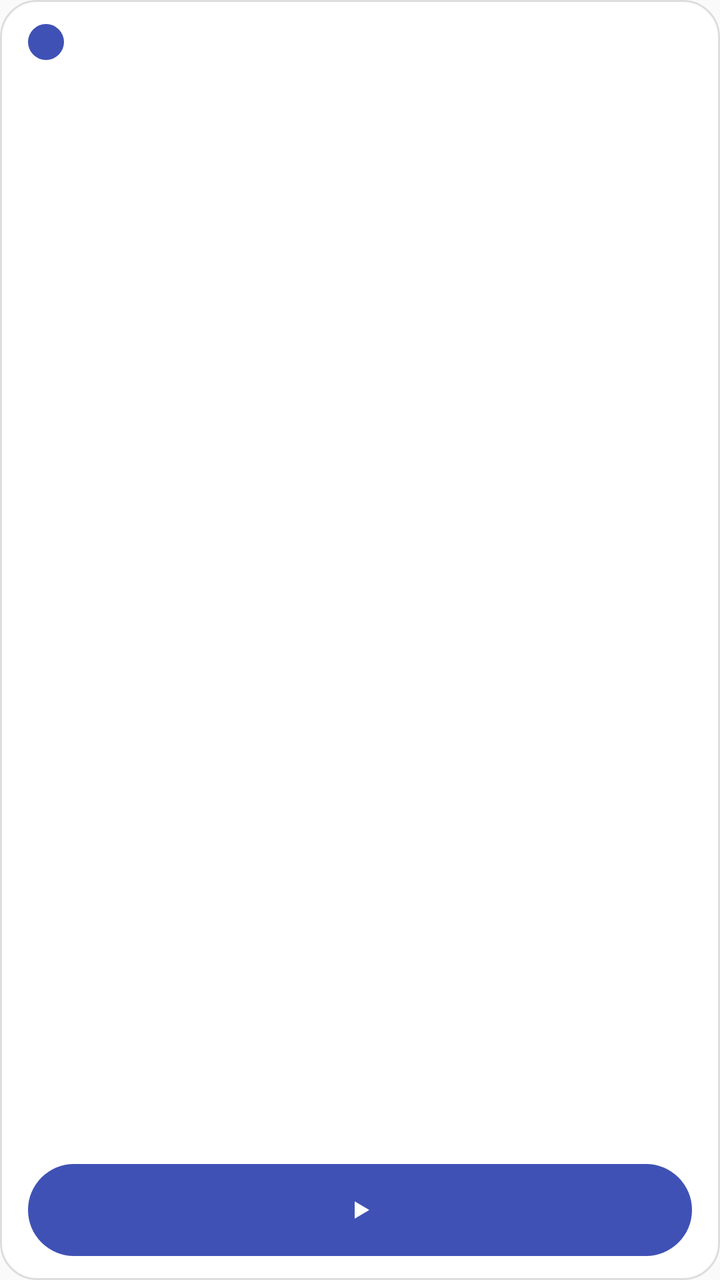
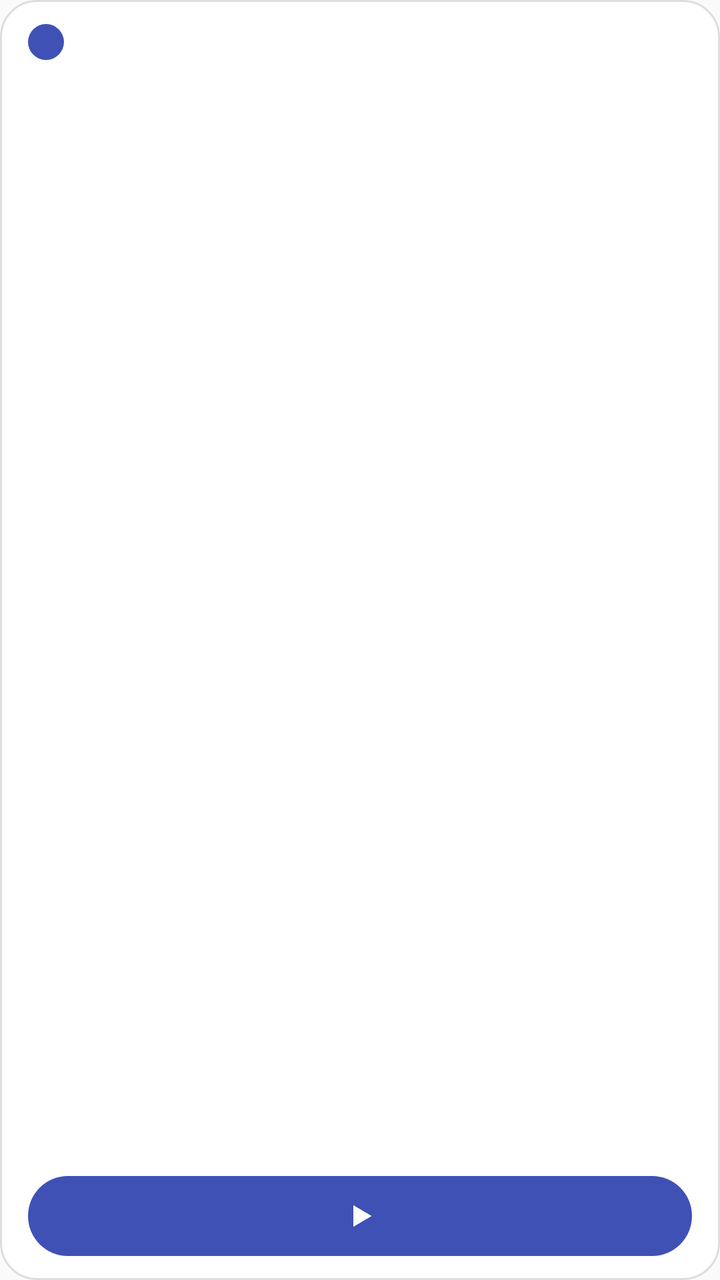

Screens rendered from an Android XML layout before and after an edit, with the pre-edit source and the edit as a unified diff.
<!-- AndroidManifest.xml: application theme Theme.FocusTimer -->
<!-- res/layout/widget_timer.xml -->
<?xml version="1.0" encoding="utf-8"?>
<LinearLayout xmlns:android="http://schemas.android.com/apk/res/android"
    android:id="@+id/widget_root"
    android:layout_width="match_parent"
    android:layout_height="match_parent"
    android:background="@drawable/widget_bg"
    android:orientation="vertical"
    android:paddingStart="14dp"
    android:paddingTop="12dp"
    android:paddingEnd="14dp"
    android:paddingBottom="12dp">

    <LinearLayout
        android:layout_width="match_parent"
        android:layout_height="wrap_content"
        android:gravity="center_vertical"
        android:orientation="horizontal">

        <TextView
            android:id="@+id/widget_badge"
            android:layout_width="18dp"
            android:layout_height="18dp"
            android:background="@drawable/badge_p0"
            android:gravity="center"
            android:includeFontPadding="false"
            android:textColor="#FFFFFF"
            android:textSize="10sp" />

        <TextView
            android:id="@+id/widget_name"
            android:layout_width="wrap_content"
            android:layout_height="wrap_content"
            android:layout_marginStart="8dp"
            android:ellipsize="end"
            android:includeFontPadding="false"
            android:letterSpacing="0.03"
            android:maxLines="1"
            android:textColor="#7A7A7A"
            android:textSize="13sp" />

        <TextView
            android:id="@+id/widget_sub"
            android:layout_width="0dp"
            android:layout_height="wrap_content"
            android:layout_marginStart="8dp"
            android:layout_weight="1"
            android:ellipsize="end"
            android:includeFontPadding="false"
            android:maxLines="1"
            android:textColor="#B3B3B3"
            android:textSize="11sp" />
    </LinearLayout>

    <TextView
        android:id="@+id/widget_time"
        android:layout_width="match_parent"
        android:layout_height="0dp"
        android:layout_weight="1"
        android:fontFamily="sans-serif-light"
        android:gravity="start|center_vertical"
        android:includeFontPadding="false"
        android:letterSpacing="0.03"
        android:maxLines="1"
        android:textColor="#1A1A1A"
        android:textSize="40sp" />

    <LinearLayout
        android:layout_width="match_parent"
        android:layout_height="wrap_content"
        android:orientation="horizontal">

        <LinearLayout
            android:id="@+id/widget_action"
            android:layout_width="0dp"
            android:layout_height="46dp"
            android:layout_weight="1"
            android:background="@drawable/pill_p0"
            android:gravity="center"
            android:orientation="horizontal">

            <ImageView
                android:id="@+id/widget_action_icon"
                android:layout_width="16dp"
                android:layout_height="16dp"
                android:contentDescription="@null"
                android:src="@drawable/ic_play" />
        </LinearLayout>

        <LinearLayout
            android:id="@+id/widget_stop"
            android:layout_width="0dp"
            android:layout_height="46dp"
            android:layout_marginStart="8dp"
            android:layout_weight="1"
            android:background="@drawable/pill_gray_light"
            android:gravity="center"
            android:orientation="horizontal"
            android:visibility="gone">

            <ImageView
                android:id="@+id/widget_stop_icon"
                android:layout_width="16dp"
                android:layout_height="16dp"
                android:contentDescription="@null"
                android:src="@drawable/ic_stop_dark" />
        </LinearLayout>
    </LinearLayout>
</LinearLayout>
<!-- resources referenced by this layout -->
<resources>
  <!-- drawable badge_p0 (drawable) -->
  <?xml version="1.0" encoding="utf-8"?>
  <shape xmlns:android="http://schemas.android.com/apk/res/android"
      android:shape="oval">
      <solid android:color="#3F51B5" />
  </shape>
  <!-- drawable ic_play (drawable) -->
  <?xml version="1.0" encoding="utf-8"?>
  <vector xmlns:android="http://schemas.android.com/apk/res/android"
      android:width="14dp"
      android:height="14dp"
      android:viewportWidth="24"
      android:viewportHeight="24">
      <path
          android:fillColor="#FFFFFF"
          android:pathData="M8,5.5 L19,12 L8,18.5 Z" />
  </vector>
  <!-- drawable ic_stop_dark (drawable) -->
  <?xml version="1.0" encoding="utf-8"?>
  <vector xmlns:android="http://schemas.android.com/apk/res/android"
      android:width="14dp" android:height="14dp"
      android:viewportWidth="24" android:viewportHeight="24">
      <path android:fillColor="#4A4A4A" android:pathData="M6,6 L18,6 L18,18 L6,18 Z" />
  </vector>
  <!-- drawable pill_gray_light (drawable) -->
  <?xml version="1.0" encoding="utf-8"?>
  <shape xmlns:android="http://schemas.android.com/apk/res/android" android:shape="rectangle">
      <solid android:color="#F0F0F0" />
      <corners android:radius="30dp" />
  </shape>
  <!-- drawable pill_p0 (drawable) -->
  <?xml version="1.0" encoding="utf-8"?>
  <shape xmlns:android="http://schemas.android.com/apk/res/android"
      android:shape="rectangle">
      <solid android:color="#3F51B5" />
      <corners android:radius="30dp" />
  </shape>
  <!-- drawable widget_bg (drawable) -->
  <?xml version="1.0" encoding="utf-8"?>
  <shape xmlns:android="http://schemas.android.com/apk/res/android"
      android:shape="rectangle">
      <corners android:radius="18dp" />
      <solid android:color="#FFFFFFFF" />
      <stroke android:width="1dp" android:color="#1F000000" />
  </shape>
  <style name="Theme.FocusTimer" parent="@android:style/Theme.Material.Light.NoActionBar" />
</resources>

<!-- the commit's change to res/layout/widget_timer.xml (unified diff, before → after) -->
@@ -72,7 +72,7 @@
         <LinearLayout
             android:id="@+id/widget_action"
             android:layout_width="0dp"
-            android:layout_height="46dp"
+            android:layout_height="40dp"
             android:layout_weight="1"
             android:background="@drawable/pill_p0"
             android:gravity="center"
@@ -80,8 +80,8 @@
 
             <ImageView
                 android:id="@+id/widget_action_icon"
-                android:layout_width="16dp"
-                android:layout_height="16dp"
+                android:layout_width="20dp"
+                android:layout_height="20dp"
                 android:contentDescription="@null"
                 android:src="@drawable/ic_play" />
         </LinearLayout>
@@ -89,7 +89,7 @@
         <LinearLayout
             android:id="@+id/widget_stop"
             android:layout_width="0dp"
-            android:layout_height="46dp"
+            android:layout_height="40dp"
             android:layout_marginStart="8dp"
             android:layout_weight="1"
             android:background="@drawable/pill_gray_light"
@@ -99,8 +99,8 @@
 
             <ImageView
                 android:id="@+id/widget_stop_icon"
-                android:layout_width="16dp"
-                android:layout_height="16dp"
+                android:layout_width="20dp"
+                android:layout_height="20dp"
                 android:contentDescription="@null"
                 android:src="@drawable/ic_stop_dark" />
         </LinearLayout>
